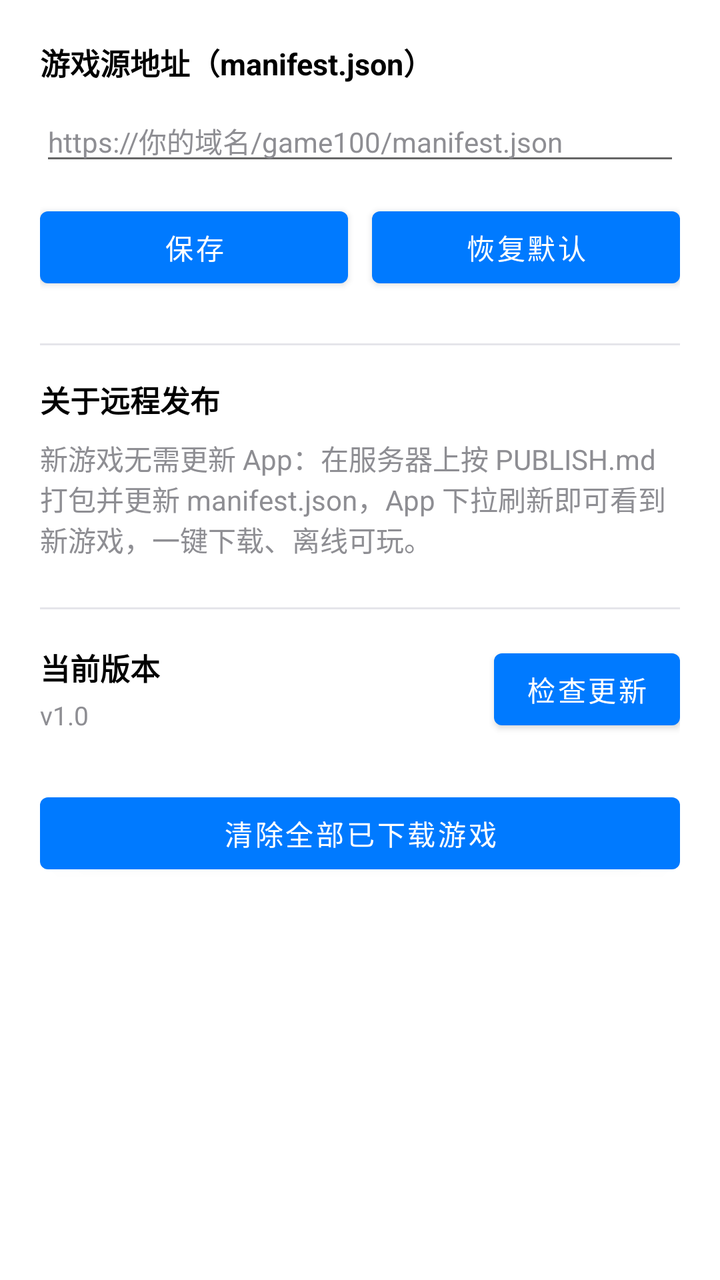
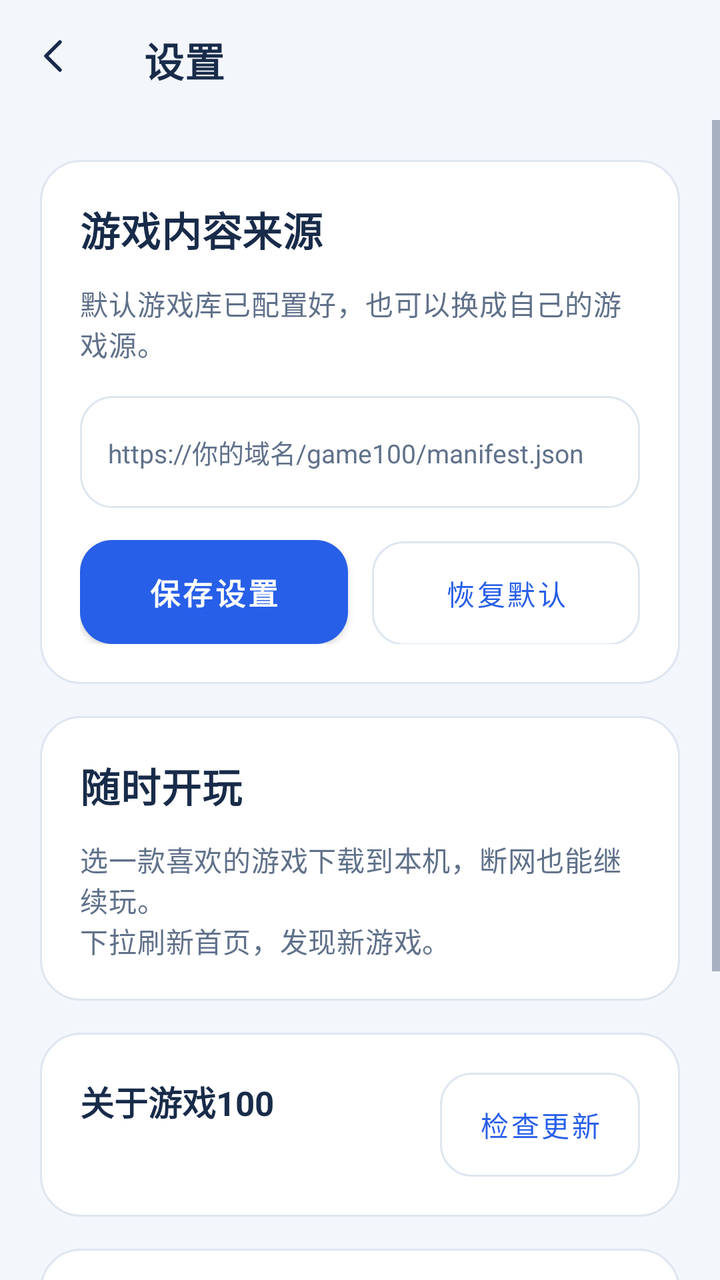

Two renders of the same Android screen: before a commit and after it. Below are the layout's source before the change and the commit's diff.
<!-- AndroidManifest.xml: application theme Theme.Game100 -->
<!-- res/layout/activity_settings.xml -->
<?xml version="1.0" encoding="utf-8"?>
<ScrollView xmlns:android="http://schemas.android.com/apk/res/android"
    android:layout_width="match_parent"
    android:layout_height="match_parent"
    android:background="@color/bg">

    <LinearLayout
        android:layout_width="match_parent"
        android:layout_height="wrap_content"
        android:orientation="vertical"
        android:padding="20dp">

        <TextView
            android:layout_width="wrap_content"
            android:layout_height="wrap_content"
            android:text="@string/manifest_url_label"
            android:textColor="@color/text_primary"
            android:textSize="15sp"
            android:textStyle="bold" />

        <EditText
            android:id="@+id/et_url"
            android:layout_width="match_parent"
            android:layout_height="wrap_content"
            android:layout_marginTop="8dp"
            android:hint="@string/manifest_url_hint"
            android:inputType="textUri"
            android:textSize="14sp"
            android:textColor="@color/text_primary"
            android:textColorHint="@color/text_secondary" />

        <LinearLayout
            android:layout_width="match_parent"
            android:layout_height="wrap_content"
            android:layout_marginTop="12dp"
            android:orientation="horizontal">

            <Button
                android:id="@+id/btn_save"
                android:layout_width="0dp"
                android:layout_height="wrap_content"
                android:layout_weight="1"
                android:text="@string/save" />

            <Button
                android:id="@+id/btn_default"
                android:layout_width="0dp"
                android:layout_height="wrap_content"
                android:layout_marginStart="12dp"
                android:layout_weight="1"
                android:text="@string/restore_default" />
        </LinearLayout>

        <View
            android:layout_width="match_parent"
            android:layout_height="1dp"
            android:layout_marginTop="24dp"
            android:background="@color/divider" />

        <TextView
            android:layout_width="wrap_content"
            android:layout_height="wrap_content"
            android:layout_marginTop="16dp"
            android:text="@string/about_title"
            android:textColor="@color/text_primary"
            android:textSize="15sp"
            android:textStyle="bold" />

        <TextView
            android:layout_width="match_parent"
            android:layout_height="wrap_content"
            android:layout_marginTop="8dp"
            android:text="@string/about_text"
            android:textColor="@color/text_secondary"
            android:textSize="14sp" />

        <View
            android:layout_width="match_parent"
            android:layout_height="1dp"
            android:layout_marginTop="24dp"
            android:background="@color/divider" />

        <LinearLayout
            android:layout_width="match_parent"
            android:layout_height="wrap_content"
            android:layout_marginTop="16dp"
            android:orientation="horizontal"
            android:gravity="center_vertical">

            <LinearLayout
                android:layout_width="0dp"
                android:layout_height="wrap_content"
                android:layout_weight="1"
                android:orientation="vertical">

                <TextView
                    android:layout_width="wrap_content"
                    android:layout_height="wrap_content"
                    android:text="@string/current_version"
                    android:textColor="@color/text_primary"
                    android:textSize="15sp"
                    android:textStyle="bold" />

                <TextView
                    android:id="@+id/tv_version"
                    android:layout_width="wrap_content"
                    android:layout_height="wrap_content"
                    android:layout_marginTop="4dp"
                    android:text="v1.0"
                    android:textColor="@color/text_secondary"
                    android:textSize="13sp" />
            </LinearLayout>

            <Button
                android:id="@+id/btn_check_update"
                android:layout_width="wrap_content"
                android:layout_height="wrap_content"
                android:text="@string/check_update" />
        </LinearLayout>

        <Button
            android:id="@+id/btn_clear"
            android:layout_width="match_parent"
            android:layout_height="wrap_content"
            android:layout_marginTop="24dp"
            android:text="@string/clear_cache" />
    </LinearLayout>
</ScrollView>
<!-- resources referenced by this layout -->
<resources>
  <color name="bg">#FFFFFF</color>
  <color name="divider">#E5E5EA</color>
  <color name="text_primary">#000000</color>
  <color name="text_secondary">#8E8E93</color>
  <string name="about_text">新游戏无需更新 App：在服务器上按 PUBLISH.md 打包并更新 manifest.json，App 下拉刷新即可看到新游戏，一键下载、离线可玩。</string>
  <string name="about_title">关于远程发布</string>
  <string name="check_update">检查更新</string>
  <string name="clear_cache">清除全部已下载游戏</string>
  <string name="current_version">当前版本</string>
  <string name="restore_default">恢复默认</string>
  <string name="save">保存</string>
  <style name="Theme.Game100" parent="Theme.MaterialComponents.DayNight.NoActionBar">
          <item name="colorPrimary">@color/brand</item>
          <item name="colorPrimaryDark">@color/bg</item>
          <item name="colorAccent">@color/brand</item>
          <item name="android:windowBackground">@color/bg</item>
          <item name="android:statusBarColor">@color/bg</item>
          <item name="android:navigationBarColor">@color/bg</item>
          <item name="android:windowLightStatusBar">false</item>
      </style>
  <color name="brand">#007AFF</color>
  <!-- unchanged entries left out for length: 2 -->
</resources>

<!-- the commit's change to res/layout/activity_settings.xml (unified diff, before → after) -->
@@ -1,128 +1,184 @@
 <?xml version="1.0" encoding="utf-8"?>
-<ScrollView xmlns:android="http://schemas.android.com/apk/res/android"
+<LinearLayout
     android:layout_width="match_parent"
     android:layout_height="match_parent"
+    android:orientation="vertical"
+    xmlns:android="http://schemas.android.com/apk/res/android"
+    xmlns:app="http://schemas.android.com/apk/res-auto"
     android:background="@color/bg">
-
-    <LinearLayout
+    <com.google.android.material.appbar.MaterialToolbar
         android:layout_width="match_parent"
-        android:layout_height="wrap_content"
-        android:orientation="vertical"
-        android:padding="20dp">
-
-        <TextView
-            android:layout_width="wrap_content"
-            android:layout_height="wrap_content"
-            android:text="@string/manifest_url_label"
-            android:textColor="@color/text_primary"
-            android:textSize="15sp"
-            android:textStyle="bold" />
-
-        <EditText
-            android:id="@+id/et_url"
-            android:layout_width="match_parent"
-            android:layout_height="wrap_content"
-            android:layout_marginTop="8dp"
-            android:hint="@string/manifest_url_hint"
-            android:inputType="textUri"
-            android:textSize="14sp"
-            android:textColor="@color/text_primary"
-            android:textColorHint="@color/text_secondary" />
-
+        android:layout_height="60dp"
+        android:id="@+id/settings_toolbar"
+        android:background="@color/bg"
+        app:title="设置"
+        app:titleTextColor="@color/text_primary"
+        app:titleTextAppearance="@style/TextAppearance.Game100.Section"
+        app:navigationIcon="@drawable/ic_back"
+        app:navigationContentDescription="@string/back" />
+    <ScrollView
+        android:layout_width="match_parent"
+        android:layout_height="0dp"
+        android:layout_weight="1"
+        android:clipToPadding="false">
         <LinearLayout
             android:layout_width="match_parent"
             android:layout_height="wrap_content"
-            android:layout_marginTop="12dp"
-            android:orientation="horizontal">
-
-            <Button
-                android:id="@+id/btn_save"
-                android:layout_width="0dp"
+            android:orientation="vertical"
+            android:padding="20dp">
+            <LinearLayout
+                android:layout_width="match_parent"
                 android:layout_height="wrap_content"
-                android:layout_weight="1"
-                android:text="@string/save" />
-
-            <Button
-                android:id="@+id/btn_default"
-                android:layout_width="0dp"
+                android:orientation="vertical"
+                android:background="@drawable/surface_panel"
+                android:padding="20dp"
+                android:layout_marginBottom="16dp">
+                <TextView
+                    android:layout_width="match_parent"
+                    android:layout_height="wrap_content"
+                    android:text="游戏内容来源"
+                    android:textColor="@color/text_primary"
+                    android:textAppearance="@style/TextAppearance.Game100.Section"
+                    android:layout_marginBottom="12dp" />
+                <TextView
+                    android:layout_width="match_parent"
+                    android:layout_height="wrap_content"
+                    android:text="默认游戏库已配置好，也可以换成自己的游戏源。"
+                    android:textColor="@color/text_secondary"
+                    android:textAppearance="@style/TextAppearance.Game100.Body" />
+                <EditText
+                    android:layout_width="match_parent"
+                    android:layout_height="wrap_content"
+                    android:id="@+id/et_url"
+                    android:layout_marginTop="16dp"
+                    android:minHeight="56dp"
+                    android:background="@drawable/search_bg"
+                    android:padding="14dp"
+                    android:hint="@string/manifest_url_hint"
+                    android:inputType="textUri"
+                    android:textSize="13sp"
+                    android:textColor="@color/text_primary"
+                    android:textColorHint="@color/text_secondary"
+                    android:maxLines="3"
+                    android:importantForAutofill="no"
+                    android:contentDescription="@string/manifest_url_label" />
+                <LinearLayout
+                    android:layout_width="match_parent"
+                    android:layout_height="wrap_content"
+                    android:orientation="horizontal"
+                    android:layout_marginTop="16dp">
+                    <com.google.android.material.button.MaterialButton
+                        android:layout_width="0dp"
+                        android:layout_height="wrap_content"
+                        android:id="@+id/btn_save"
+                        style="@style/Widget.Game100.PrimaryButton"
+                        android:text="保存设置"
+                        android:layout_weight="1" />
+                    <com.google.android.material.button.MaterialButton
+                        android:layout_width="0dp"
+                        android:layout_height="wrap_content"
+                        android:id="@+id/btn_default"
+                        style="@style/Widget.Game100.SecondaryButton"
+                        android:text="恢复默认"
+                        android:layout_weight="1"
+                        android:layout_marginStart="12dp" />
+                </LinearLayout>
+            </LinearLayout>
+            <LinearLayout
+                android:layout_width="match_parent"
                 android:layout_height="wrap_content"
-                android:layout_marginStart="12dp"
-                android:layout_weight="1"
-                android:text="@string/restore_default" />
+                android:orientation="vertical"
+                android:background="@drawable/surface_panel"
+                android:padding="20dp"
+                android:layout_marginBottom="16dp">
+                <TextView
+                    android:layout_width="match_parent"
+                    android:layout_height="wrap_content"
+                    android:text="随时开玩"
+                    android:textColor="@color/text_primary"
+                    android:textAppearance="@style/TextAppearance.Game100.Section"
+                    android:layout_marginBottom="12dp" />
+                <TextView
+                    android:layout_width="match_parent"
+                    android:layout_height="wrap_content"
+                    android:text="@string/about_text"
+                    android:textColor="@color/text_secondary"
+                    android:textAppearance="@style/TextAppearance.Game100.Body" />
+            </LinearLayout>
+            <LinearLayout
+                android:layout_width="match_parent"
+                android:layout_height="wrap_content"
+                android:orientation="vertical"
+                android:background="@drawable/surface_panel"
+                android:padding="20dp"
+                android:layout_marginBottom="16dp">
+                <LinearLayout
+                    android:layout_width="match_parent"
+                    android:layout_height="wrap_content"
+                    android:orientation="horizontal"
+                    android:gravity="center_vertical">
+                    <LinearLayout
+                        android:layout_width="0dp"
+                        android:layout_height="wrap_content"
+                        android:orientation="vertical"
+                        android:layout_weight="1">
+                        <TextView
+                            android:layout_width="match_parent"
+                            android:layout_height="wrap_content"
+                            android:text="关于游戏100"
+                            android:textColor="@color/text_primary"
+                            android:textSize="17sp"
+                            android:textStyle="bold" />
+                        <TextView
+                            android:layout_width="match_parent"
+                            android:layout_height="wrap_content"
+                            android:text=""
+                            android:textColor="@color/text_secondary"
+                            android:textAppearance="@style/TextAppearance.Game100.Body"
+                            android:id="@+id/tv_version"
+                            android:layout_marginTop="6dp"
+                            android:textSize="13sp" />
+                    </LinearLayout>
+                    <com.google.android.material.button.MaterialButton
+                        android:layout_width="wrap_content"
+                        android:layout_height="wrap_content"
+                        android:id="@+id/btn_check_update"
+                        style="@style/Widget.Game100.SecondaryButton"
+                        android:text="检查更新"
+                        android:layout_marginStart="12dp"
+                        android:minWidth="100dp"
+                        android:paddingStart="12dp"
+                        android:paddingEnd="12dp" />
+                </LinearLayout>
+            </LinearLayout>
+            <LinearLayout
+                android:layout_width="match_parent"
+                android:layout_height="wrap_content"
+                android:orientation="vertical"
+                android:background="@drawable/surface_panel"
+                android:padding="20dp"
+                android:layout_marginBottom="16dp">
+                <TextView
+                    android:layout_width="match_parent"
+                    android:layout_height="wrap_content"
+                    android:text="下载管理"
+                    android:textColor="@color/text_primary"
+                    android:textAppearance="@style/TextAppearance.Game100.Section"
+                    android:layout_marginBottom="12dp" />
+                <TextView
+                    android:layout_width="match_parent"
+                    android:layout_height="wrap_content"
+                    android:text="移除本机的游戏文件，需要时可以重新下载。"
+                    android:textColor="@color/text_secondary"
+                    android:textAppearance="@style/TextAppearance.Game100.Body" />
+                <com.google.android.material.button.MaterialButton
+                    android:layout_width="match_parent"
+                    android:layout_height="wrap_content"
+                    android:id="@+id/btn_clear"
+                    style="@style/Widget.Game100.DangerButton"
+                    android:text="清除已下载游戏"
+                    android:layout_marginTop="16dp" />
+            </LinearLayout>
         </LinearLayout>
-
-        <View
-            android:layout_width="match_parent"
-            android:layout_height="1dp"
-            android:layout_marginTop="24dp"
-            android:background="@color/divider" />
-
-        <TextView
-            android:layout_width="wrap_content"
-            android:layout_height="wrap_content"
-            android:layout_marginTop="16dp"
-            android:text="@string/about_title"
-            android:textColor="@color/text_primary"
-            android:textSize="15sp"
-            android:textStyle="bold" />
-
-        <TextView
-            android:layout_width="match_parent"
-            android:layout_height="wrap_content"
-            android:layout_marginTop="8dp"
-            android:text="@string/about_text"
-            android:textColor="@color/text_secondary"
-            android:textSize="14sp" />
-
-        <View
-            android:layout_width="match_parent"
-            android:layout_height="1dp"
-            android:layout_marginTop="24dp"
-            android:background="@color/divider" />
-
-        <LinearLayout
-            android:layout_width="match_parent"
-            android:layout_height="wrap_content"
-            android:layout_marginTop="16dp"
-            android:orientation="horizontal"
-            android:gravity="center_vertical">
-
-            <LinearLayout
-                android:layout_width="0dp"
-                android:layout_height="wrap_content"
-                android:layout_weight="1"
-                android:orientation="vertical">
-
-                <TextView
-                    android:layout_width="wrap_content"
-                    android:layout_height="wrap_content"
-                    android:text="@string/current_version"
-                    android:textColor="@color/text_primary"
-                    android:textSize="15sp"
-                    android:textStyle="bold" />
-
-                <TextView
-                    android:id="@+id/tv_version"
-                    android:layout_width="wrap_content"
-                    android:layout_height="wrap_content"
-                    android:layout_marginTop="4dp"
-                    android:text="v1.0"
-                    android:textColor="@color/text_secondary"
-                    android:textSize="13sp" />
-            </LinearLayout>
-
-            <Button
-                android:id="@+id/btn_check_update"
-                android:layout_width="wrap_content"
-                android:layout_height="wrap_content"
-                android:text="@string/check_update" />
-        </LinearLayout>
-
-        <Button
-            android:id="@+id/btn_clear"
-            android:layout_width="match_parent"
-            android:layout_height="wrap_content"
-            android:layout_marginTop="24dp"
-            android:text="@string/clear_cache" />
-    </LinearLayout>
-</ScrollView>
+    </ScrollView>
+</LinearLayout>
<!-- resource entries referenced after the edit -->
@@ -1,26 +1,90 @@
 <!-- resources referenced by this layout -->
 <resources>
-  <color name="bg">#FFFFFF</color>
-  <color name="divider">#E5E5EA</color>
-  <color name="text_primary">#000000</color>
-  <color name="text_secondary">#8E8E93</color>
-  <string name="about_text">新游戏无需更新 App：在服务器上按 PUBLISH.md 打包并更新 manifest.json，App 下拉刷新即可看到新游戏，一键下载、离线可玩。</string>
-  <string name="about_title">关于远程发布</string>
-  <string name="check_update">检查更新</string>
-  <string name="clear_cache">清除全部已下载游戏</string>
-  <string name="current_version">当前版本</string>
-  <string name="restore_default">恢复默认</string>
-  <string name="save">保存</string>
-  <style name="Theme.Game100" parent="Theme.MaterialComponents.DayNight.NoActionBar">
+  <color name="bg">#F3F6FB</color>
+  <color name="divider">#DEE6F0</color>
+  <color name="badge_red">#BF4354</color>
+  <color name="danger_soft">#FFF0F2</color>
+  <color name="text_primary">#182B49</color>
+  <color name="text_secondary">#60718A</color>
+  <!-- drawable ic_back (drawable) -->
+  <?xml version="1.0" encoding="utf-8"?>
+  <vector xmlns:android="http://schemas.android.com/apk/res/android" android:width="24dp" android:height="24dp" android:viewportWidth="24" android:viewportHeight="24">
+      <path android:fillColor="@android:color/transparent" android:strokeColor="@color/text_primary" android:strokeWidth="1.8" android:strokeLineCap="round" android:strokeLineJoin="round" android:pathData="M14,5L7,12L14,19" />
+  </vector>
+  <!-- drawable search_bg (drawable) -->
+  <?xml version="1.0" encoding="utf-8"?>
+  <shape xmlns:android="http://schemas.android.com/apk/res/android"
+      android:shape="rectangle">
+      <solid android:color="@color/bg_card" />
+      <stroke android:width="1dp" android:color="@color/divider" />
+      <corners android:radius="16dp" />
+  </shape>
+  <!-- drawable surface_panel (drawable) -->
+  <?xml version="1.0" encoding="utf-8"?>
+  <shape xmlns:android="http://schemas.android.com/apk/res/android" android:shape="rectangle">
+      <solid android:color="@color/bg_card" />
+      <stroke android:width="1dp" android:color="@color/divider" />
+      <corners android:radius="20dp" />
+  </shape>
+  <string name="about_text">选一款喜欢的游戏下载到本机，断网也能继续玩。\n下拉刷新首页，发现新游戏。</string>
+  <string name="back">返回</string>
+  <style name="TextAppearance.Game100.Body" parent="TextAppearance.MaterialComponents.Body2">
+          <item name="android:textSize">14sp</item>
+          <item name="android:textColor">@color/text_secondary</item>
+          <item name="android:lineSpacingExtra">5dp</item>
+      </style>
+  <style name="TextAppearance.Game100.Section" parent="TextAppearance.MaterialComponents.Headline6">
+          <item name="android:textSize">20sp</item>
+          <item name="android:textStyle">bold</item>
+          <item name="android:textColor">@color/text_primary</item>
+      </style>
+  <style name="Widget.Game100.DangerButton" parent="Widget.Game100.SecondaryButton">
+          <item name="android:textColor">@color/badge_red</item>
+          <item name="backgroundTint">@color/danger_soft</item>
+          <item name="strokeColor">@color/danger_soft</item>
+      </style>
+  <style name="Widget.Game100.PrimaryButton" parent="Widget.MaterialComponents.Button">
+          <item name="android:minHeight">52dp</item>
+          <item name="android:textSize">15sp</item>
+          <item name="android:textStyle">bold</item>
+          <item name="android:textAllCaps">false</item>
+          <item name="android:insetTop">0dp</item>
+          <item name="android:insetBottom">0dp</item>
+          <item name="android:textColor">@android:color/white</item>
+          <item name="backgroundTint">@color/brand</item>
+          <item name="cornerRadius">16dp</item>
+          <item name="android:elevation">0dp</item>
+      </style>
+  <style name="Widget.Game100.SecondaryButton" parent="Widget.MaterialComponents.Button.OutlinedButton">
+          <item name="android:minHeight">52dp</item>
+          <item name="android:textSize">14sp</item>
+          <item name="android:textAllCaps">false</item>
+          <item name="android:insetTop">0dp</item>
+          <item name="android:insetBottom">0dp</item>
+          <item name="android:textColor">@color/brand</item>
+          <item name="strokeColor">@color/divider</item>
+          <item name="backgroundTint">@color/bg_card</item>
+          <item name="cornerRadius">16dp</item>
+      </style>
+  <style name="Theme.Game100" parent="Theme.MaterialComponents.Light.NoActionBar">
           <item name="colorPrimary">@color/brand</item>
           <item name="colorPrimaryDark">@color/bg</item>
           <item name="colorAccent">@color/brand</item>
           <item name="android:windowBackground">@color/bg</item>
           <item name="android:statusBarColor">@color/bg</item>
           <item name="android:navigationBarColor">@color/bg</item>
-          <item name="android:windowLightStatusBar">false</item>
+          <item name="android:windowLightStatusBar">true</item>
+          <item name="android:windowLightNavigationBar">true</item>
+          <item name="colorSurface">@color/bg_card</item>
+          <item name="colorOnSurface">@color/text_primary</item>
+          <item name="colorOnPrimary">@android:color/white</item>
+          <item name="colorControlNormal">@color/text_secondary</item>
+          <item name="android:fontFamily">sans-serif</item>
+          <item name="android:colorEdgeEffect">@color/brand_soft</item>
       </style>
-  <color name="brand">#007AFF</color>
+  <color name="bg_card">#FFFFFF</color>
+  <color name="brand">#285FE8</color>
+  <color name="brand_soft">#EAF0FF</color>
   <!-- unchanged entries left out for length: 2 -->
 </resources>
 
